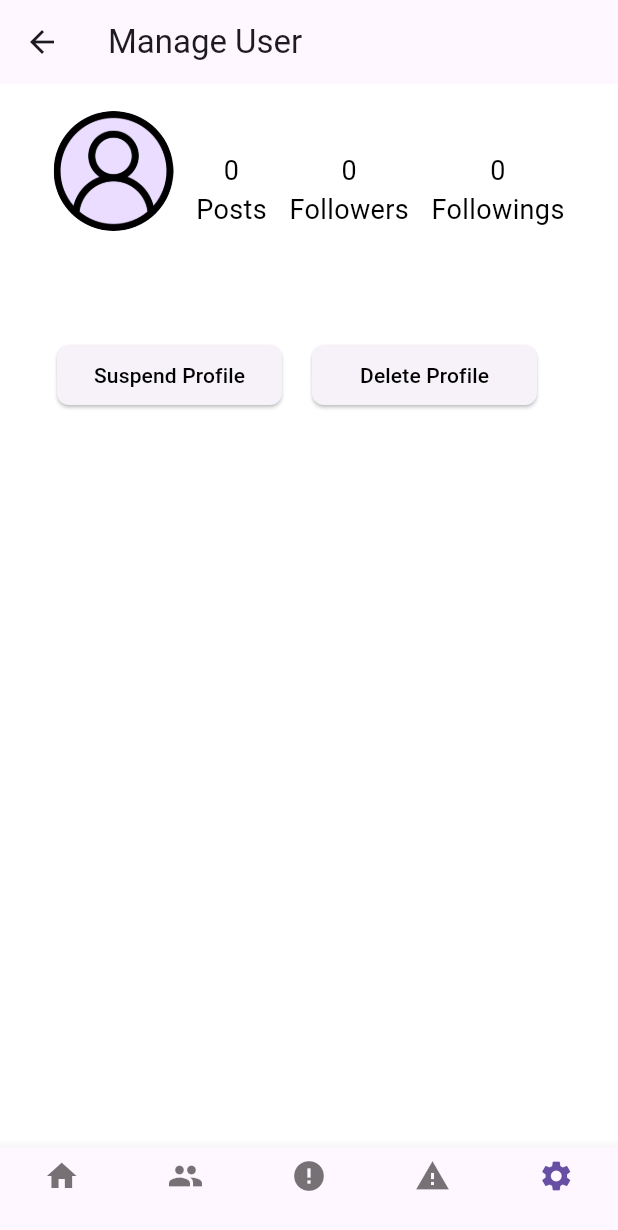
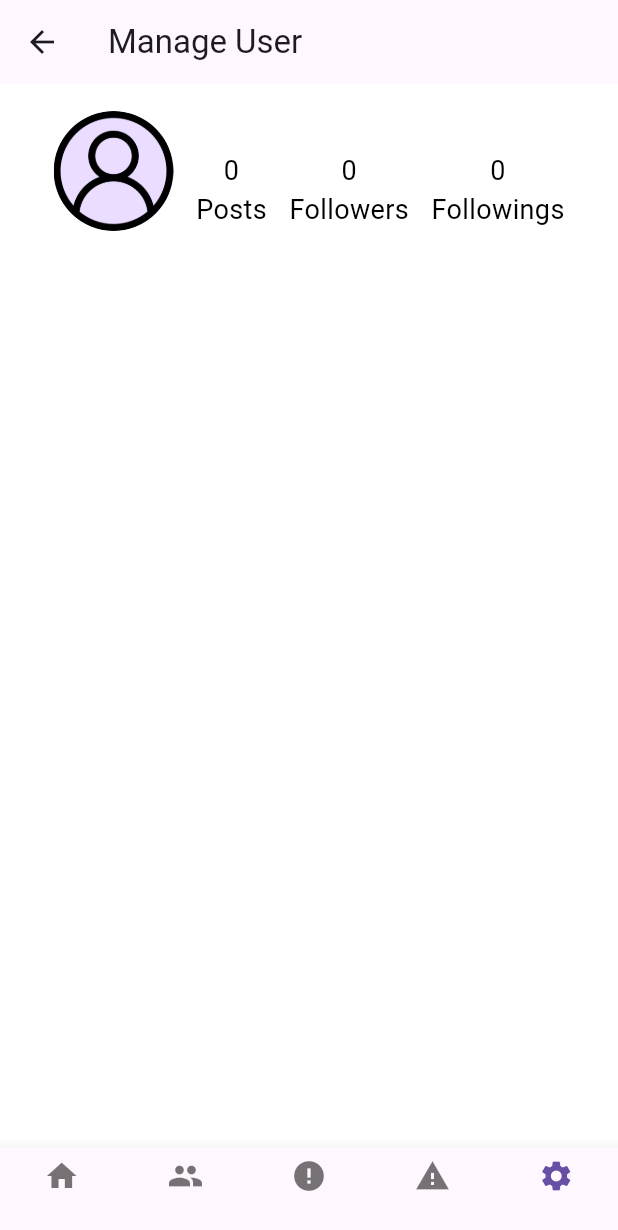
Before and after one commit to SumanTanwar/SocialTrails_Flutter, a Flutter app: the AdminUserDetailManageScreen screen opened directly with empty values, on a phone screen of 412 x 824 dp. Shown: the top 1230 px of the screen. Run offline on Flutter 3.47's test engine with Material 3 defaults, Android fonts, the phone set to English and light mode, and no system bars; our stand-ins replace connectivity_plus, firebase_auth, firebase_core, firebase_database, firebase_storage, google_maps_flutter and 3 more; accounts and stored records are empty.

Commit message:
conditions set

```diff
--- a/lib/Adminpanel/adminusermanage.dart
+++ b/lib/Adminpanel/adminusermanage.dart
@@ -279,7 +279,7 @@ class _AdminUserDetailManageScreenState extends State<AdminUserDetailManageScree
                   backgroundColor: user?.admindeleted == true ? Colors.red[300]! : Colors.transparent,
                 ),
               ],
-              if (user?.profiledeleted == false || (SessionManager().getRoleType() != UserRole.admin.role)) ...[
+              if (user?.profiledeleted == false && SessionManager().getRoleType() == UserRole.admin.role) ...[
                 Row(
                   children: [
                     Padding(
@@ -302,6 +302,8 @@ class _AdminUserDetailManageScreenState extends State<AdminUserDetailManageScree
                     ),
                   ],
                 ),
+              ] else if (user?.profiledeleted == true) ...[
+                // Optionally add logic for when the profile is deleted
               ],
               SizedBox(height: 10),
               _postImages.isNotEmpty
```
